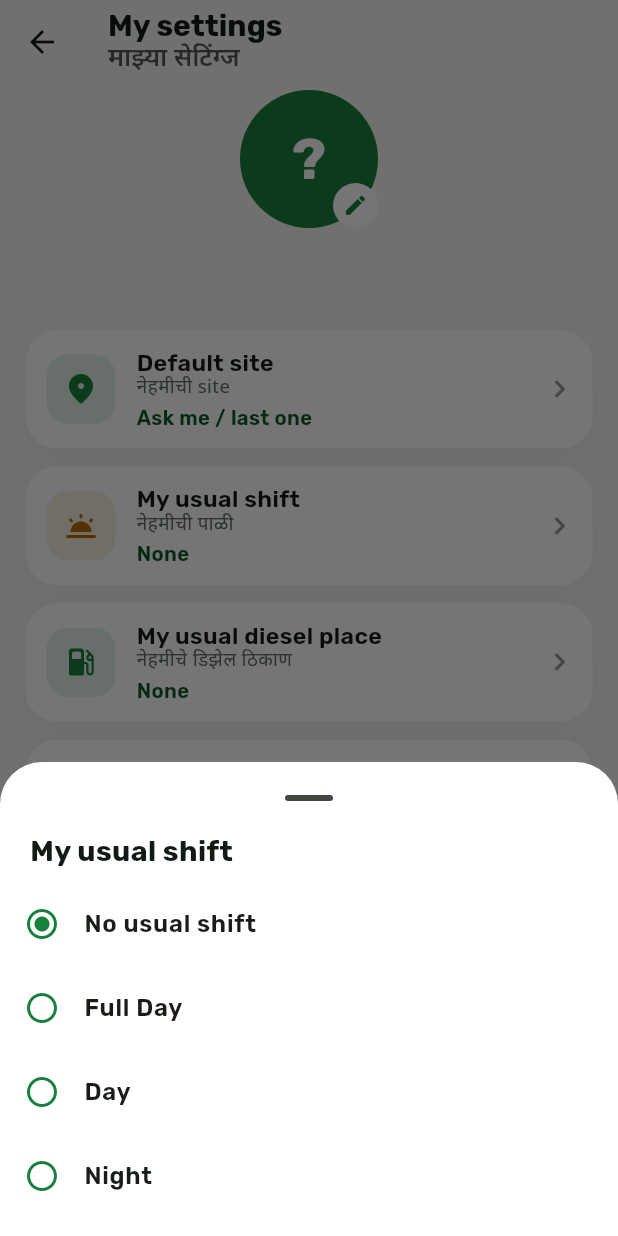
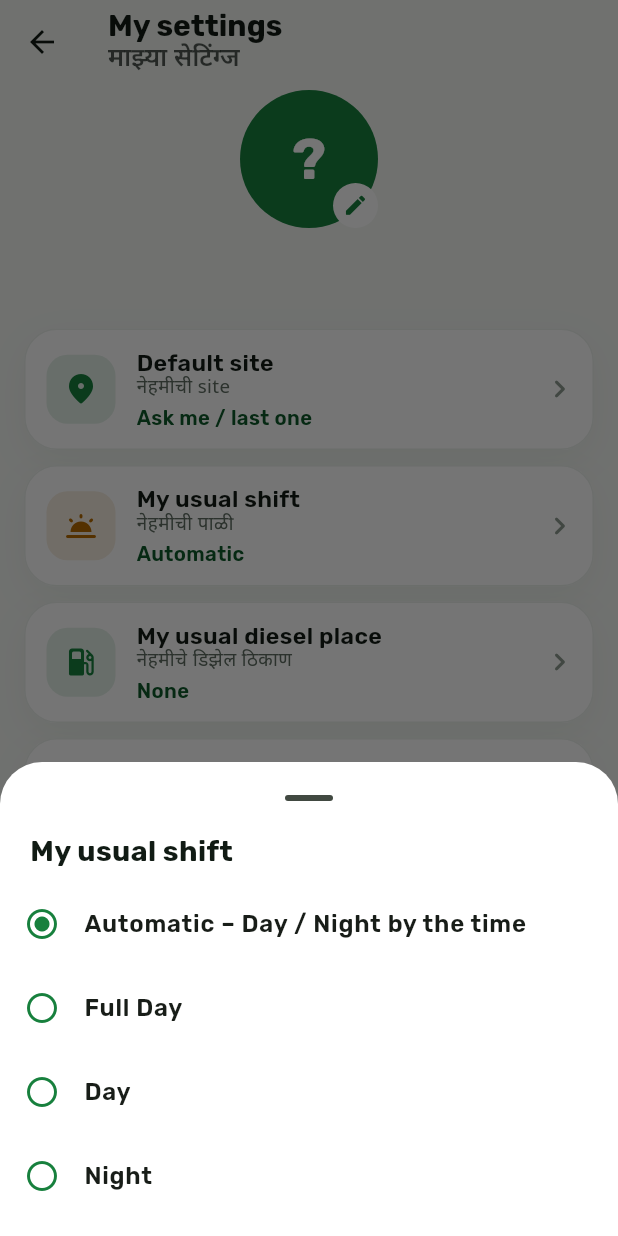
Before and after one commit to khandagalesuraj48-sys/rcl-mobile, a Flutter app: the SettingsScreen screen opened directly, after a tap on "My usual shift", on a phone screen of 412 x 824 dp. Run offline on Flutter 3.47's test engine with Material 3 defaults, Android fonts, the phone set to English and light mode, and no system bars; our stand-ins replace flutter_secure_storage, geolocator, image_picker, package_info_plus, permission_handler, share_plus; missing offline and left inert: flutter_inappwebview, ota_update; accounts and stored records are empty.

Commit message:
3.1.4: Day / Night by the time (the site's hours) on every new entry; his usual shift still wins
Co-Authored-By: Claude Opus 5.5 <noreply@anthropic.com>
Claude-Session: https://claude.ai/code/session_01TmbRwGKjPZaJv1fpkc3dpK

```diff
--- a/lib/screens/forms.dart
+++ b/lib/screens/forms.dart
@@ -64,7 +64,7 @@ class _EntryFormState extends State<EntryForm> {
       source = s.locations.contains(loc) ? loc : (s.locations.isNotEmpty ? s.locations.first : 'Dispenser');
       from = source;
       to = s.locations.firstWhere((l) => l != from, orElse: () => '');
-      if (s.pref('shift') == 'Night') shift = 'Night';
+      shift = s.myShift(const ['Day', 'Night']); // (14-10-2026) his usual shift, else Day / Night by the time
       final e = ed;
       if (e != null) _fillFrom(s, e);
       if (issue) WidgetsBinding.instance.addPostFrameCallback((_) => _balance());
--- a/lib/screens/logbook.dart
+++ b/lib/screens/logbook.dart
@@ -698,8 +698,7 @@ class _LogFormState extends State<LogForm> {
     if (date.isNotEmpty) return;
     final s = SessionScope.read(context);
     date = widget.date.isNotEmpty ? widget.date : (s.today.isNotEmpty ? s.today : dateKey(DateTime.now()));
-    final us = s.pref('shift');
-    if (kLogShifts.contains(us)) shift = us;
+    shift = s.myShift(kLogShifts); // (14-10-2026) his usual shift, else Day / Night by the time
     if (editing) {
       WidgetsBinding.instance.addPostFrameCallback((_) => _openEdit());
     } else if (widget.no.isNotEmpty) {
@@ -1468,6 +1467,7 @@ class _TankerScreenState extends State<TankerScreen> {
     super.didChangeDependencies();
     if (date.isEmpty) {
       date = widget.date;
+      shift = SessionScope.read(context).myShift(const ['Day', 'Night']); // (14-10-2026) Day / Night by the time; a saved trip opened to change keeps its own
       if (widget.no.isNotEmpty) {
         tanker = SessionScope.read(context).machine(widget.no);
         WidgetsBinding.instance.addPostFrameCallback((_) async {
--- a/lib/screens/settings.dart
+++ b/lib/screens/settings.dart
@@ -181,9 +181,9 @@ class _SettingsScreenState extends State<SettingsScreen> {
           color: C.amber,
           en: 'My usual shift',
           mr: 'नेहमीची पाळी',
-          value: shift.isEmpty ? 'None' : shift,
+          value: shift.isEmpty ? 'Automatic' : shift,
           onTap: () async {
-            final v = await _pick('My usual shift', const [('', 'No usual shift'), ('Full Day', 'Full Day'), ('Day', 'Day'), ('Night', 'Night')], shift);
+            final v = await _pick('My usual shift', const [('', 'Automatic – Day / Night by the time'), ('Full Day', 'Full Day'), ('Day', 'Day'), ('Night', 'Night')], shift);
             if (v != null && v != shift) await _save('shift', () => s.savePrefs({'shift': v}));
           },
         ),
```
Also changed, not shown: lib/core/session.dart (+22 -0 lines), 3 other files.
